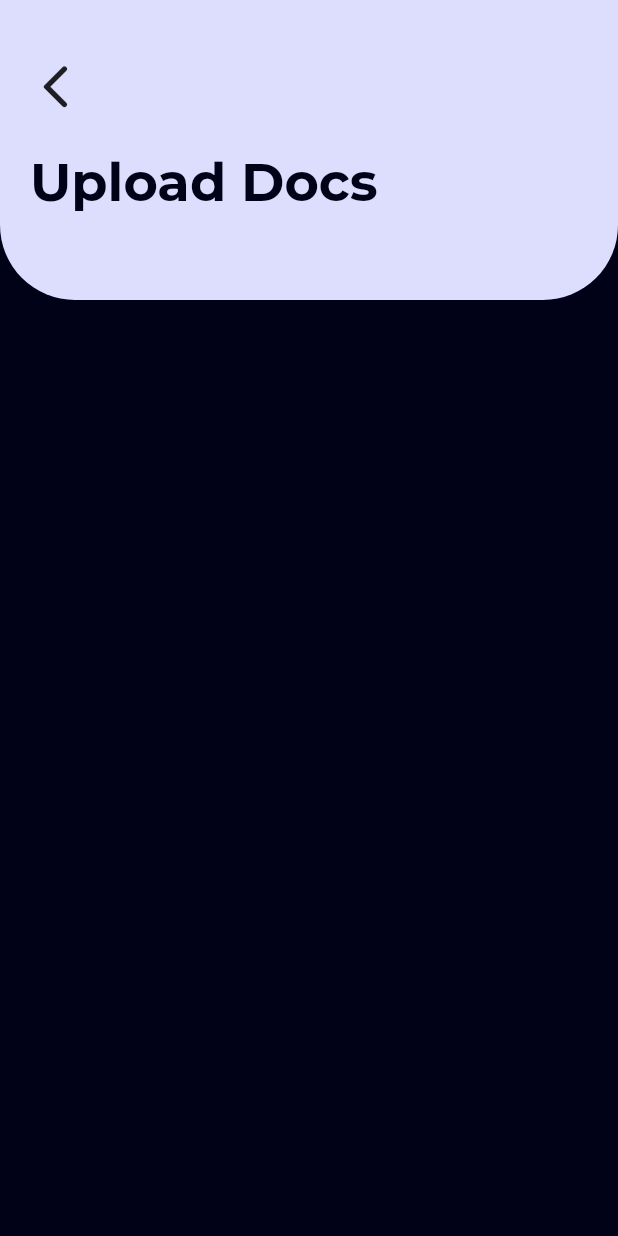
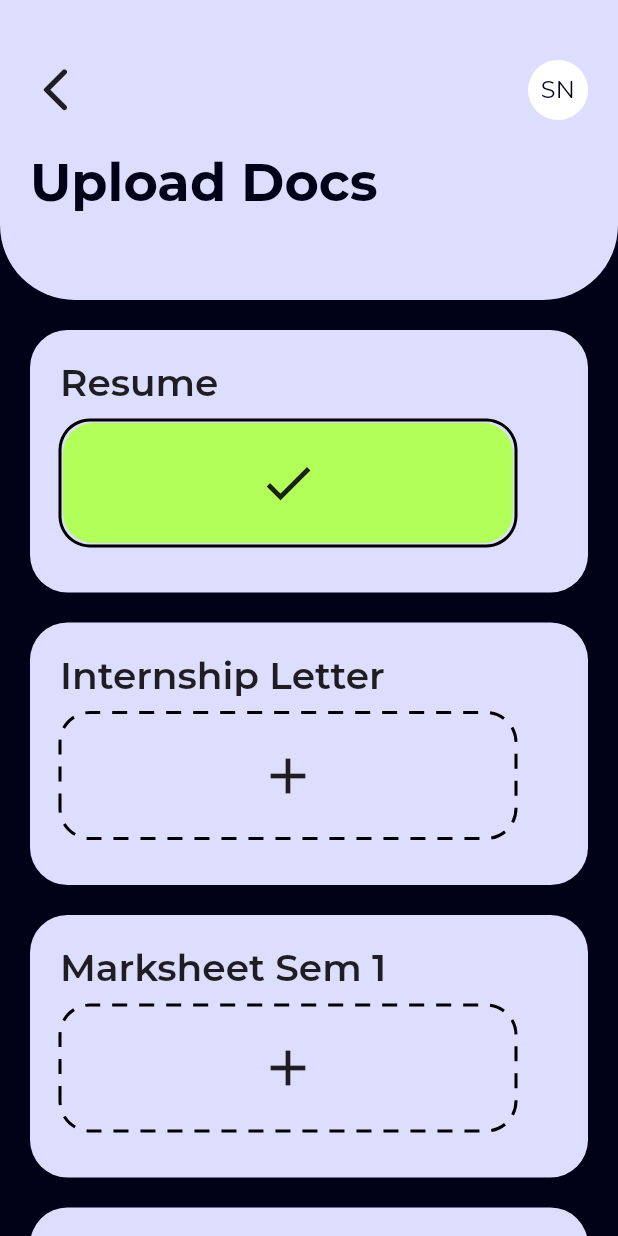
Before and after one commit to djscompute/PlacementCell_Compute, a Flutter app: the UploadDocs screen opened directly, on a phone screen of 412 x 824 dp. Run offline on Flutter 3.47's test engine with Material 2 defaults, Android fonts, the phone set to English and light mode, and no system bars; drawn by our look-alikes of dotted_border; our stand-ins replace google_fonts.

Commit message:
Docs UI made -- Shivam

```diff
--- a/lib/screens/student/UploadDocs.dart
+++ b/lib/screens/student/UploadDocs.dart
@@ -1,14 +1,10 @@
 import 'package:flutter/material.dart';
 import 'package:google_fonts/google_fonts.dart';
+import 'package:placement_cell/utils/Cards_docs.dart';
 
-class UploadDocs extends StatefulWidget {
-  const UploadDocs({super.key});
+class UploadDocs extends StatelessWidget {
+  const UploadDocs({Key? key}) : super(key: key);
 
-  @override
-  State<UploadDocs> createState() => _UploadDocsState();
-}
-
-class _UploadDocsState extends State<UploadDocs> {
   @override
   Widget build(BuildContext context) {
     return Scaffold(
@@ -21,11 +17,11 @@ class _UploadDocsState extends State<UploadDocs> {
             right: 0,
             child: Container(
               height: 200,
-                  decoration: const BoxDecoration(
-                    color: Color.fromRGBO(221, 221, 254, 1),
+              decoration: BoxDecoration(
+                color: const Color.fromRGBO(221, 221, 254, 1),
                 borderRadius: BorderRadius.only(
-                      bottomLeft: Radius.circular(50.0),
-                      bottomRight: Radius.circular(50.0),
+                  bottomLeft: const Radius.circular(50.0),
+                  bottomRight: const Radius.circular(50.0),
                 ),
               ),
               child: Stack(
@@ -33,7 +29,11 @@ class _UploadDocsState extends State<UploadDocs> {
                   Positioned(
                     top: 40,
                     left: 20,
-                        child: GestureDetector(
+                    right: 20,
+                    child: Row(
+                      mainAxisAlignment: MainAxisAlignment.spaceBetween,
+                      children: [
+                        GestureDetector(
                           onTap: () {
                             Navigator.pop(context);
                           },
@@ -41,6 +41,26 @@ class _UploadDocsState extends State<UploadDocs> {
                             Icons.arrow_back_ios_rounded,
                             size: 35,
                           ),
+                        ),
+                        Container(
+                          height: 40,
+                          width: 40,
+                          decoration: BoxDecoration(
+                            color: Colors.white,
+                            borderRadius: BorderRadius.circular(20),
+                          ),
+                          child: Center(
+                            child: Text(
+                              "SN",
+                              style: GoogleFonts.montserrat(
+                                color: const Color.fromRGBO(1, 1, 24, 1),
+                                fontSize: 16,
+                                fontWeight: FontWeight.w400,
+                              ),
+                            ),
+                          ),
+                        ),
+                      ],
                     ),
                   ),
                   Positioned(
@@ -53,11 +73,56 @@ class _UploadDocsState extends State<UploadDocs> {
                         fontWeight: FontWeight.bold,
                         color: const Color.fromRGBO(1, 1, 24, 10),
                       ),
-                          ))
+                    ),
+                  ),
                 ],
               ),
-                ))
+            ),
+          ),
+          Positioned(
+            top: 210,
+            left: 20,
+            right: 20,
+            bottom: 0,
+            child: ListView(
+              children: [
+                Docs(
+                  text: "Resume",
+                  status: true,
+                ),
+                Docs(
+                  text: "Internship Letter",
+                  status: false,
+                ),
+                Docs(
+                  text: "Marksheet Sem 1",
+                  status: false,
+                ),
+                Docs(
+                  text: "Marksheet Sem 2",
+                  status: false,
+                ),
+                Docs(
+                  text: "Marksheet Sem 3",
+                  status: false,
+                ),
+                Docs(
+                  text: "Marksheet Sem 4",
+                  status: false,
+                ),
+                Docs(
+                  text: "Marksheet Sem 5",
+                  status: false,
+                ),
+                Docs(
+                  text: "Marksheet Sem 6",
+                  status: false,
+                ),
               ],
-        ));
+            ),
+          ),
+        ],
+      ),
+    );
   }
 }
--- a/lib/screens/student/homescreen.dart
+++ b/lib/screens/student/homescreen.dart
@@ -2,7 +2,7 @@ import 'package:flutter/material.dart';
 import 'package:flutter/services.dart';
 import 'package:google_fonts/google_fonts.dart';
 import 'package:placement_cell/utils/Buttons.dart';
-import 'package:placement_cell/utils/Cards.dart';
+import 'package:placement_cell/utils/Cards_HomeScreen.dart';
 
 class HomeScreen extends StatefulWidget {
   const HomeScreen({super.key});
--- /dev/null
+++ b/lib/utils/Cards_docs.dart
@@ -0,0 +1,69 @@
+import 'package:dotted_border/dotted_border.dart';
+import 'package:flutter/material.dart';
+import 'package:google_fonts/google_fonts.dart';
+
+class Docs extends StatefulWidget {
+  final String text;
+  bool status;
+  Docs({required this.text, required this.status});
+
+  @override
+  State<Docs> createState() => _DocsState();
+}
+
+class _DocsState extends State<Docs> {
+  @override
+  Widget build(BuildContext context) {
+    final color =
+        widget.status == true ? Colors.lightGreenAccent : Colors.transparent;
+    final icon = widget.status == true ? Icons.check : Icons.add;
+    final dashpattern =
+        widget.status == true ? [10.0, 0.0, 10.0, 0.0] : [10.0, 8.0, 10.0, 8.0];
+
+    return Container(
+      padding: const EdgeInsets.fromLTRB(20, 10, 10, 20),
+      margin: EdgeInsets.fromLTRB(0, 10, 0, 10),
+      height: 175,
+      decoration: BoxDecoration(
+        borderRadius: BorderRadius.circular(25),
+        color: const Color.fromRGBO(221, 221, 254, 1),
+      ),
+      child: Column(
+        crossAxisAlignment: CrossAxisAlignment.start,
+        children: [
+          SizedBox(
+            height: 10,
+          ),
+          Text(
+            widget.text,
+            style: GoogleFonts.montserrat(
+                fontSize: 25, fontWeight: FontWeight.w600),
+          ),
+          const SizedBox(
+            height: 10,
+          ),
+          DottedBorder(
+            dashPattern: dashpattern,
+            strokeWidth: 2,
+            borderType: BorderType.RRect,
+            radius: const Radius.circular(20),
+            child: ClipRRect(
+              borderRadius: BorderRadius.all(Radius.circular(20)),
+              child: Container(
+                color: color,
+                height: 80,
+                width: 300,
+                child: Center(
+                  child: Icon(
+                    icon,
+                    size: 40,
+                  ),
+                ),
+              ),
+            ),
+          ),
+        ],
+      ),
+    );
+  }
+}
--- a/pubspec.yaml
+++ b/pubspec.yaml
@@ -36,6 +36,7 @@ dependencies:
   # Use with the CupertinoIcons class for iOS style icons.
   cupertino_icons: ^1.0.2
   google_fonts: ^5.1.0
+  dotted_border: ^2.0.0+3
 dev_dependencies:
   flutter_test:
     sdk: flutter
```
Also changed, not shown: lib/utils/Cards_HomeScreen.dart (renamed from lib/utils/Cards.dart), pubspec.lock. Lines whose indentation alone changed are shown as unchanged.
